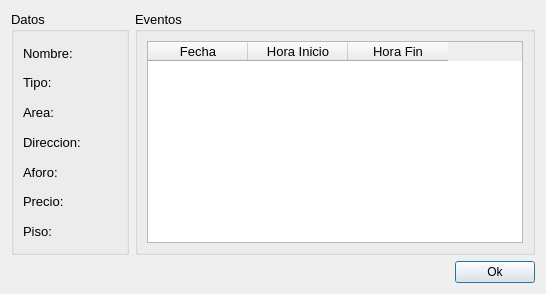
Above: verMas.ui from joisRomero/SistemaDeEventos before the change. Below: the same form after it.
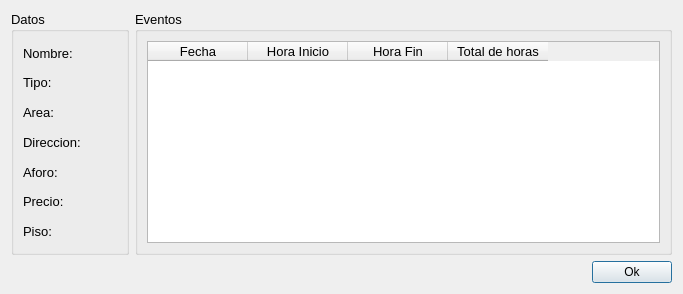
That is the form after the change.

```diff
--- a/verMas.ui
+++ b/verMas.ui
@@ -6,7 +6,7 @@
    <rect>
     <x>0</x>
     <y>0</y>
-    <width>546</width>
+    <width>683</width>
     <height>294</height>
    </rect>
   </property>
@@ -377,6 +377,11 @@
             <string>Hora Fin</string>
            </property>
           </column>
+          <column>
+           <property name="text">
+            <string>Total de horas</string>
+           </property>
+          </column>
          </widget>
         </item>
        </layout>
```
